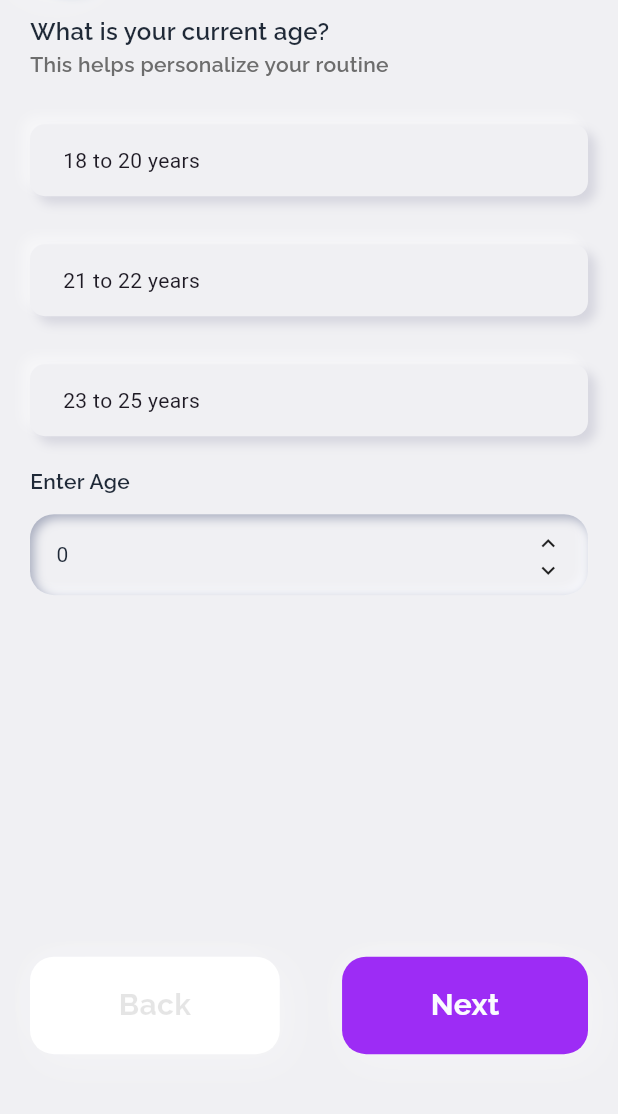
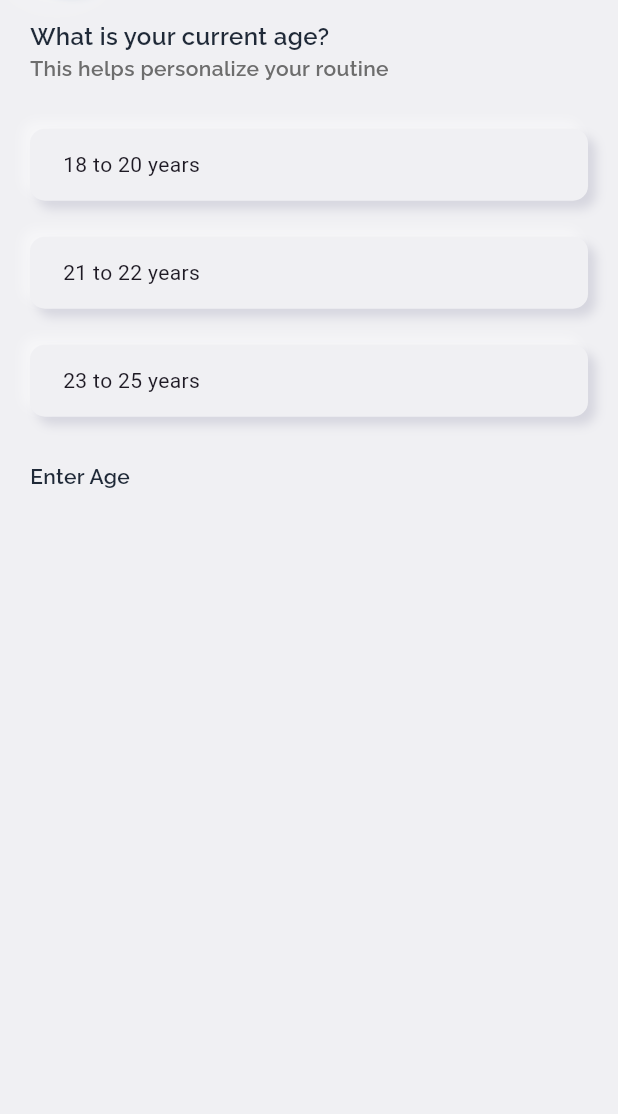
Before and after one commit to NexVolt-Solutions/Look-Labs, a Flutter app: the screen it shows after launch, on a phone screen of 412 x 824 dp, the part 86-1200 px from its top. Run offline on Flutter 3.47's test engine with Material 3 defaults, Android fonts, the phone set to English and light mode, and no system bars; our stand-ins replace flutter_inset_shadow, flutter_svg, syncfusion_flutter_charts.

```diff
--- a/lib/Core/Constants/Widget/custom_button.dart
+++ b/lib/Core/Constants/Widget/custom_button.dart
@@ -7,10 +7,11 @@ class CustomButton extends StatelessWidget {
   final String? text;
   final EdgeInsetsGeometry? padding;
   final Color? color;
-  final Color? shadowColor;
   final Color? colorText;
   final VoidCallback? onTap;
   final bool isEnabled;
+  final List<BoxShadow>? boxShadows;
+
   const CustomButton({
     super.key,
     this.text,
@@ -19,7 +20,7 @@ class CustomButton extends StatelessWidget {
     this.onTap,
     required this.isEnabled,
     this.colorText,
-    this.shadowColor,
+    this.boxShadows,
   });
 
   @override
@@ -31,31 +32,21 @@ class CustomButton extends StatelessWidget {
         decoration: BoxDecoration(
           color: color,
           borderRadius: BorderRadius.circular(context.radius(16)),
-          boxShadow: [
+          boxShadow:
+              boxShadows ??
+              [
                 BoxShadow(
-              color: (shadowColor ?? Colors.white).withOpacity(0.3),
-              offset: const Offset(5, 5),
-              blurRadius: 20,
+                  offset: Offset(-2.5, -2.5),
+                  blurRadius: 5,
+                  color: AppColors.blurTopColor,
                   inset: false,
                 ),
                 BoxShadow(
-              color: (shadowColor ?? Colors.white).withOpacity(0.1),
-              offset: const Offset(-5, -5),
-              blurRadius: 20,
+                  offset: Offset(2.5, 2.5),
+                  blurRadius: 5,
+                  color: AppColors.blurBottomColor,
                   inset: false,
                 ),
-            // BoxShadow(
-            //   color: AppColors.buttonColor.withOpacity(0.3),
-            //   offset: const Offset(5, 5),
-            //   blurRadius: 20,
-            //   inset: false,
-            // ),
-            // BoxShadow(
-            //   color: AppColors.buttonColor.withOpacity(0.1),
-            //   offset: const Offset(-5, -5),
-            //   blurRadius: 20,
-            //   inset: false,
-            // ),
               ],
         ),
         child: Text(
--- a/lib/Core/Constants/Widget/custom_container.dart
+++ b/lib/Core/Constants/Widget/custom_container.dart
@@ -40,7 +40,7 @@ class CustomContainer extends StatelessWidget {
         padding:
             padding ??
             EdgeInsets.symmetric(
-              horizontal: context.w(12),
+              horizontal: context.w(8),
               vertical: context.h(8),
             ),
 
--- a/lib/Core/Constants/app_colors.dart
+++ b/lib/Core/Constants/app_colors.dart
@@ -7,6 +7,7 @@ class AppColors {
   static const Color seconderyColor = Color(0xFF433C4E);
   static const Color backGroundColor = Color(0xFFF0F0F3);
   static const Color notSelectedColor = Color(0xFF6D6D6D);
+  static const Color blackColor = Colors.black;
 
   //Icon Color
   static const Color iconColor = Color(0xFF798499);
--- a/lib/Core/utils/Routes/routes.dart
+++ b/lib/Core/utils/Routes/routes.dart
@@ -6,6 +6,7 @@ import 'package:looklabs/View/AgeDetails/age_details_screen.dart';
 import 'package:looklabs/View/Auth/auth_screen.dart';
 import 'package:looklabs/View/BottomSheet/bottom_sheet_bar_screen.dart';
 import 'package:looklabs/View/CardDetails/card_details_screen.dart';
+import 'package:looklabs/View/GenderScreen/gender_screen.dart';
 import 'package:looklabs/View/GoalScreen/gaol_screen.dart';
 import 'package:looklabs/View/MyAlbum/my_album_screen.dart';
 import 'package:looklabs/View/OnBoard/on_board_screen.dart';
@@ -90,6 +91,11 @@ class Routes {
           settings: settings,
           builder: (_) => AgeDetailsScreen(),
         );
+      case RoutesName.GenderScreen:
+        return MaterialPageRoute(
+          settings: settings,
+          builder: (_) => GenderScreen(),
+        );
 
       default:
         return MaterialPageRoute(
--- a/lib/Core/utils/Routes/routes_name.dart
+++ b/lib/Core/utils/Routes/routes_name.dart
@@ -15,4 +15,5 @@ class RoutesName {
   static const String ProgressScreen = 'progress_screen';
   static const String MyAlbumScreen = 'my_album_screen';
   static const String AgeDetailsScreen = 'age_details_screen';
+  static const String GenderScreen = 'gender_screen';
 }
--- a/lib/View/AgeDetails/age_details_screen.dart
+++ b/lib/View/AgeDetails/age_details_screen.dart
@@ -28,41 +28,50 @@ class _AgeDetailsScreenState extends State<AgeDetailsScreen> {
           padding: context.padSym(h: 20),
           children: [
             AppBarContainer(title: 'Age Details'),
-            SizedBox(height: context.h(20)),
+            SizedBox(height: context.h(23)),
             NormalText(
               crossAxisAlignment: CrossAxisAlignment.start,
-              titleText: 'What is your current age?',
+              titleText: ageDetailsViewModel.title,
               titleSize: context.text(16),
               titleWeight: FontWeight.w600,
               titleColor: AppColors.headingColor,
-              subText: 'This helps personalize your routine',
+              subText: ageDetailsViewModel.subTitle,
               subSize: context.text(14),
               subWeight: FontWeight.w600,
               subColor: AppColors.notSelectedColor,
             ),
+
+            // NormalText(
+            //   crossAxisAlignment: CrossAxisAlignment.start,
+            //   titleText: 'What is your current age?',
+            //   titleSize: context.text(16),
+            //   titleWeight: FontWeight.w600,
+            //   titleColor: AppColors.headingColor,
+            //   subText: 'This helps personalize your routine',
+            //   subSize: context.text(14),
+            //   subWeight: FontWeight.w600,
+            //   subColor: AppColors.notSelectedColor,
+            // ),
             SizedBox(height: context.h(18)),
-            ...List.generate(ageDetailsViewModel.ageData.length, (index) {
-              final bool isSelected =
-                  ageDetailsViewModel.selectedIndex ==
-                  ageDetailsViewModel.ageData[index];
+            ...List.generate(ageDetailsViewModel.currentList.length, (index) {
+              final isSelected =
+                  ageDetailsViewModel.selectedValue ==
+                  ageDetailsViewModel.currentList[index];
               return CustomContainer(
                 onTap: () {
-                  ageDetailsViewModel.selectIndex(index);
+                  ageDetailsViewModel.selectItem(index);
                 },
                 radius: context.radius(10),
                 color: isSelected
-                    ? AppColors.buttonColor.withOpacity(0.11) // selected bg
+                    ? AppColors.buttonColor.withOpacity(0.11)
                     : AppColors.backGroundColor,
                 padding: context.padSym(h: 22, v: 14),
                 border: isSelected
                     ? Border.all(color: AppColors.pimaryColor, width: 1.5)
                     : null,
-                margin: EdgeInsets.only(
-                  bottom: context.h(20),
-                  top: context.h(12),
-                ),
+                margin: context.padSym(v: 12),
                 child: Text(
-                  ageDetailsViewModel.ageData[index],
+                  ageDetailsViewModel.currentList[index],
                   style: TextStyle(
                     fontSize: context.text(14),
                     fontWeight: FontWeight.w400,
@@ -71,6 +80,7 @@ class _AgeDetailsScreenState extends State<AgeDetailsScreen> {
                 ),
               );
             }),
+            SizedBox(height: context.h(18)),
             NormalText(
               crossAxisAlignment: CrossAxisAlignment.start,
               titleText: 'Enter Age',
@@ -79,87 +89,105 @@ class _AgeDetailsScreenState extends State<AgeDetailsScreen> {
               titleColor: AppColors.headingColor,
             ),
             SizedBox(height: context.h(12)),
-            Container(
-              height: context.h(54),
-              padding: context.padSym(h: 17),
-              decoration: BoxDecoration(
-                color: AppColors.backGroundColor,
-                borderRadius: BorderRadius.circular(context.radius(16)),
-                border: Border.all(
-                  color: Colors.white.withOpacity(0.4),
-                  width: context.w(0.5),
-                ),
-                boxShadow: const [
-                  BoxShadow(
-                    offset: Offset(-2.5, -2.5),
-                    blurRadius: 5,
-                    color: AppColors.blurTopColor,
-                    inset: true,
-                  ),
-                  BoxShadow(
-                    offset: Offset(2.5, 2.5),
-                    blurRadius: 5,
-                    color: AppColors.blurBottomColor,
-                    inset: true,
-                  ),
-                ],
-              ),
-              child: Row(
-                mainAxisAlignment: MainAxisAlignment.spaceBetween,
-                children: [
-                  Text(
-                    ageDetailsViewModel.age.toString(), // 0 se start
-                    style: TextStyle(
-                      color: AppColors.headingColor,
-                      fontSize: context.text(14),
-                      fontWeight: FontWeight.w400,
-                    ),
-                  ),
-                  Column(
-                    children: [
-                      SizedBox(height: context.h(10)),
-                      GestureDetector(
-                        onTap: ageDetailsViewModel.incrementAge,
-                        child: Icon(
-                          Icons.keyboard_arrow_up,
-                          size: context.text(18),
-                        ),
-                      ),
-                      GestureDetector(
-                        onTap: ageDetailsViewModel.decrementAge,
-                        child: Icon(
-                          Icons.keyboard_arrow_down,
-                          size: context.text(18),
-                        ),
-                      ),
-                    ],
-                  ),
-                ],
-              ),
-            ),
+            // Container(
+            //   height: context.h(54),
+            //   padding: context.padSym(h: 17),
+            //   decoration: BoxDecoration(
+            //     color: AppColors.backGroundColor,
+            //     borderRadius: BorderRadius.circular(context.radius(16)),
+            //     border: Border.all(
+            //       color: Colors.white.withOpacity(0.4),
+            //       width: context.w(0.5),
+            //     ),
+            //     boxShadow: const [
+            //       BoxShadow(
+            //         offset: Offset(-2.5, -2.5),
+            //         blurRadius: 5,
+            //         color: AppColors.blurTopColor,
+            //         inset: true,
+            //       ),
+            //       BoxShadow(
+            //         offset: Offset(2.5, 2.5),
+            //         blurRadius: 5,
+            //         color: AppColors.blurBottomColor,
+            //         inset: true,
+            //       ),
+            //     ],
+            //   ),
+            //   child: Row(
+            //     mainAxisAlignment: MainAxisAlignment.spaceBetween,
+            //     children: [
+            //       Text(
+            //         ageDetailsViewModel.age.toString(), // 0 se start
+            //         style: TextStyle(
+            //           color: AppColors.headingColor,
+            //           fontSize: context.text(14),
+            //           fontWeight: FontWeight.w400,
+            //         ),
+            //       ),
+            //       Column(
+            //         children: [
+            //           SizedBox(height: context.h(10)),
+            //           GestureDetector(
+            //             onTap: ageDetailsViewModel.incrementAge,
+            //             child: Icon(
+            //               Icons.keyboard_arrow_up,
+            //               size: context.text(18),
+            //             ),
+            //           ),
+            //           GestureDetector(
+            //             onTap: ageDetailsViewModel.decrementAge,
+            //             child: Icon(
+            //               Icons.keyboard_arrow_down,
+            //               size: context.text(18),
+            //             ),
+            //           ),
+            //         ],
+            //       ),
+            //     ],
+            //   ),
+            // ),
             SizedBox(height: context.h(241)),
-            Row(
-              mainAxisAlignment: MainAxisAlignment.spaceBetween,
-              children: [
-                CustomButton(
-                  isEnabled: false,
-                  // onTap: () =>
-                  // Navigator.pushNamed(context, RoutesName.OnBoardScreen),
-                  text: 'Back',
-                  color: AppColors.white,
-                  colorText: AppColors.black,
-                  padding: context.padSym(v: 18, h: 59),
-                ),
-                CustomButton(
-                  isEnabled: false,
-                  // onTap: () =>
-                  //     Navigator.pushNamed(context, RoutesName.OnBoardScreen),
-                  text: 'Next',
-                  color: AppColors.pimaryColor,
-                  padding: context.padSym(v: 18, h: 59),
-                ),
-              ],
-            ),
+
+            // Row(
+            //   mainAxisAlignment: MainAxisAlignment.spaceBetween,
+            //   children: [
+            //     CustomButton(
+            //       isEnabled: false,
+            //       // onTap: () =>
+            //       // Navigator.pushNamed(context, RoutesName.OnBoardScreen),
+            //       text: 'Back',
+            //       color: AppColors.white,
+            //       colorText: AppColors.blackColor,
+            //       padding: context.padSym(v: 18, h: 59),
+            //     ),
+            //     CustomButton(
+            //       boxShadows: [
+            //         BoxShadow(
+            //           color: AppColors.buttonColor.withOpacity(0.3),
+
+            //           offset: const Offset(5, 5),
+            //           blurRadius: 20,
+            //           inset: false,
+            //         ),
+            //         BoxShadow(
+            //           color: AppColors.buttonColor.withOpacity(0.1),
+            //           offset: const Offset(-5, -5),
+            //           blurRadius: 20,
+            //           inset: false,
+            //         ),
+            //       ],
+            //       isEnabled: false,
+            //       colorText: AppColors.white,
+
+            //       // onTap: () =>
+            //       //     Navigator.pushNamed(context, RoutesName.OnBoardScreen),
+            //       text: 'Next',
+            //       color: AppColors.pimaryColor,
+            //       padding: context.padSym(v: 18, h: 59),
+            //     ),
+            //   ],
+            // ),
           ],
         ),
       ),
--- a/lib/ViewModel/age_details_view_model.dart
+++ b/lib/ViewModel/age_details_view_model.dart
@@ -1,32 +1,119 @@
+// import 'package:flutter/material.dart';
+
+// class AgeDetailsViewModel extends ChangeNotifier {
+//   int currentStep = 0;
+//   String selectedValue = '';
+
+//   final List<Map<String, dynamic>> stepsData = [
+//     {
+//       'title': 'What is your current age?',
+//       'subTitle': 'This helps personalize your routine',
+//       'list': ['18 to 20 years', '21 to 22 years', '23 to 25 years'],
+//     },
+//     {
+//       'title': 'What is your gender?',
+//       'subTitle': 'Select your gender',
+//       'list': ['Male', 'Female', 'Other'],
+//     },
+//     {
+//       'title': 'What is your hair type?',
+//       'subTitle': 'Choose your hair type',
+//       'list': ['Straight', 'Wavy', 'Curly / Coily'],
+//     },
+//   ];
+
+//   String get title => stepsData[currentStep]['title'];
+//   String get subTitle => stepsData[currentStep]['subTitle'];
+//   List get currentList => stepsData[currentStep]['list'];
+
+//   void selectItem(int index) {
+//     selectedValue = selectedValue == currentList[index]
+//         ? ''
+//         : currentList[index];
+//     notifyListeners();
+//   }
+
+//   void nextStep() {
+//     if (currentStep < stepsData.length - 1) {
+//       currentStep++;
+//       selectedValue = '';
+//       notifyListeners();
+//     }
+//   }
+
+//   void previousStep() {
+//     if (currentStep > 0) {
+//       currentStep--;
+//       selectedValue = '';
+//       notifyListeners();
+//     }
+//   }
+
+//   int _age = 0;
+
+//   int get age => _age;
+
+//   void incrementAge() {
+//     _age++;
+//     notifyListeners();
+//   }
+
+//   void decrementAge() {
+//     if (_age > 0) {
+//       _age--;
+//       notifyListeners();
+//     }
+//   }
+// }
+
 import 'package:flutter/material.dart';
 
 class AgeDetailsViewModel extends ChangeNotifier {
-  List ageData = ['18 to 20 years', '21 to 22 years', '23 to 25 years'];
+  int currentStep = 0;
+  String selectedValue = '';
 
-  String selectedIndex = '';
-  int currentStep = 0;
+  final List<Map<String, dynamic>> stepsData = [
+    {
+      'title': 'What is your current age?',
+      'subTitle': 'This helps personalize your routine',
+      'list': ['18 to 20 years', '21 to 22 years', '23 to 25 years'],
+    },
+    {
+      'title': 'What is your gender?',
+      'subTitle': 'Select your gender',
+      'list': ['Male', 'Female', 'Other'],
+    },
+    {
+      'title': 'What is your hair type?',
+      'subTitle': 'Choose your hair type',
+      'list': ['Straight', 'Wavy', 'Curly / Coily'],
+    },
+  ];
 
-  void selectIndex(int index) {
-    if (selectedIndex == ageData[index]) {
-      selectedIndex = '';
-    } else {
-      selectedIndex = ageData[index];
-    }
+  // 🔹 current step data getters
+  String get title => stepsData[currentStep]['title'];
+  String get subTitle => stepsData[currentStep]['subTitle'];
+  List get currentList => stepsData[currentStep]['list'];
+
+  void selectItem(int index) {
+    selectedValue = selectedValue == currentList[index]
+        ? ''
+        : currentList[index];
     notifyListeners();
   }
 
-  int _age = 0;
-
-  int get age => _age;
-
-  void incrementAge() {
-    _age++;
-    notifyListeners();
+  void nextStep() {
+    if (currentStep < stepsData.length - 1) {
+      currentStep++;
+      selectedValue = '';
+      notifyListeners();
+    }
   }
 
-  void decrementAge() {
-    if (_age > 0) {
-      _age--;
+  void previousStep() {
+    if (currentStep > 0) {
+      currentStep--;
+      selectedValue = '';
       notifyListeners();
     }
   }
--- /dev/null
+++ b/lib/ViewModel/gender_view_model.dart
@@ -0,0 +1,3 @@
+import 'package:flutter/material.dart';
+
+class GenderViewModel extends ChangeNotifier {}
--- a/lib/main.dart
+++ b/lib/main.dart
@@ -1,16 +1,14 @@
 import 'package:flutter/material.dart';
 import 'package:looklabs/Core/utils/Routes/routes.dart';
-import 'package:looklabs/Core/utils/Routes/routes_name.dart';
 import 'package:looklabs/View/AgeDetails/age_details_screen.dart';
 import 'package:looklabs/View/BottomSheet/bottom_sheet_bar_screen.dart';
-import 'package:looklabs/View/Home/home_screen.dart';
-import 'package:looklabs/View/MyAlbum/my_album_screen.dart';
 import 'package:looklabs/ViewModel/age_details_view_model.dart';
 import 'package:looklabs/ViewModel/auth_view_model.dart';
 import 'package:looklabs/ViewModel/bottom_sheet_view_model.dart';
 import 'package:looklabs/ViewModel/card_details_view_model.dart';
 import 'package:looklabs/ViewModel/chart_view_model.dart';
 import 'package:looklabs/ViewModel/gaol_screen_view_model.dart';
+import 'package:looklabs/ViewModel/gender_view_model.dart';
 import 'package:looklabs/ViewModel/healt_details_view_model.dart';
 import 'package:looklabs/ViewModel/home_view_model.dart';
 import 'package:looklabs/ViewModel/my_album_view_model.dart';
@@ -46,6 +44,7 @@ void main() {
         ChangeNotifierProvider(create: (context) => ChartViewModel()),
         ChangeNotifierProvider(create: (context) => MyAlbumViewModel()),
         ChangeNotifierProvider(create: (context) => AgeDetailsViewModel()),
+        ChangeNotifierProvider(create: (context) => GenderViewModel()),
       ],
       child: MaterialApp(
         debugShowCheckedModeBanner: false,
```
Also changed, not shown: lib/View/GenderScreen/gender_screen.dart (added, +15 -0 lines). Lines whose indentation alone changed are shown as unchanged.
